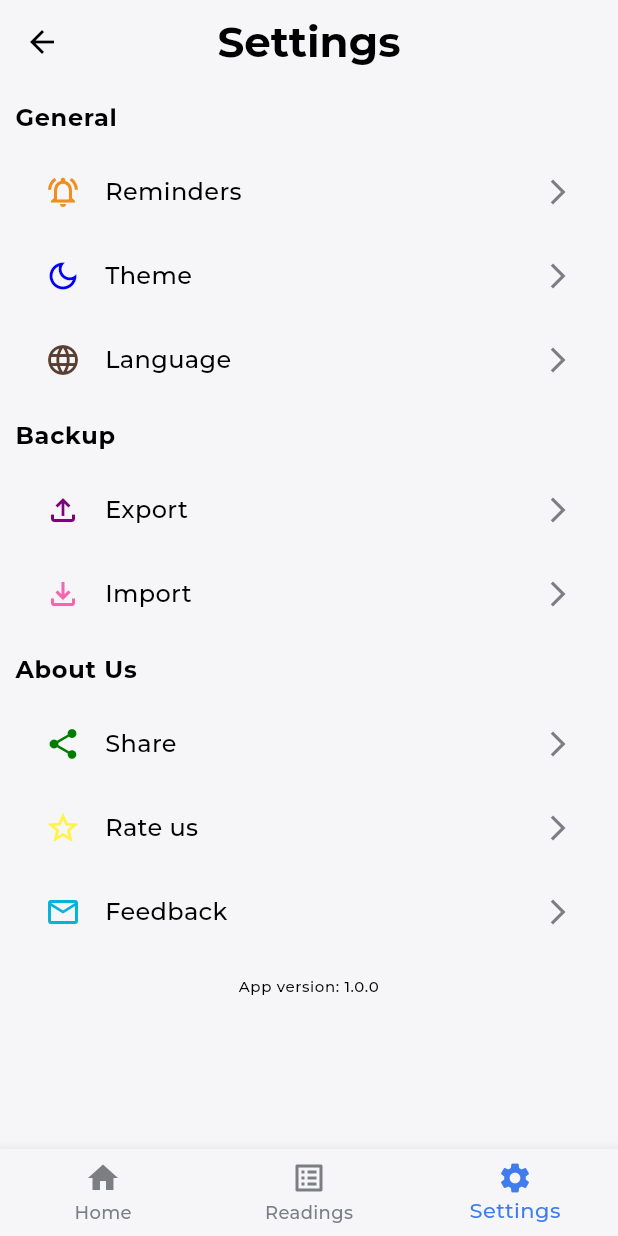
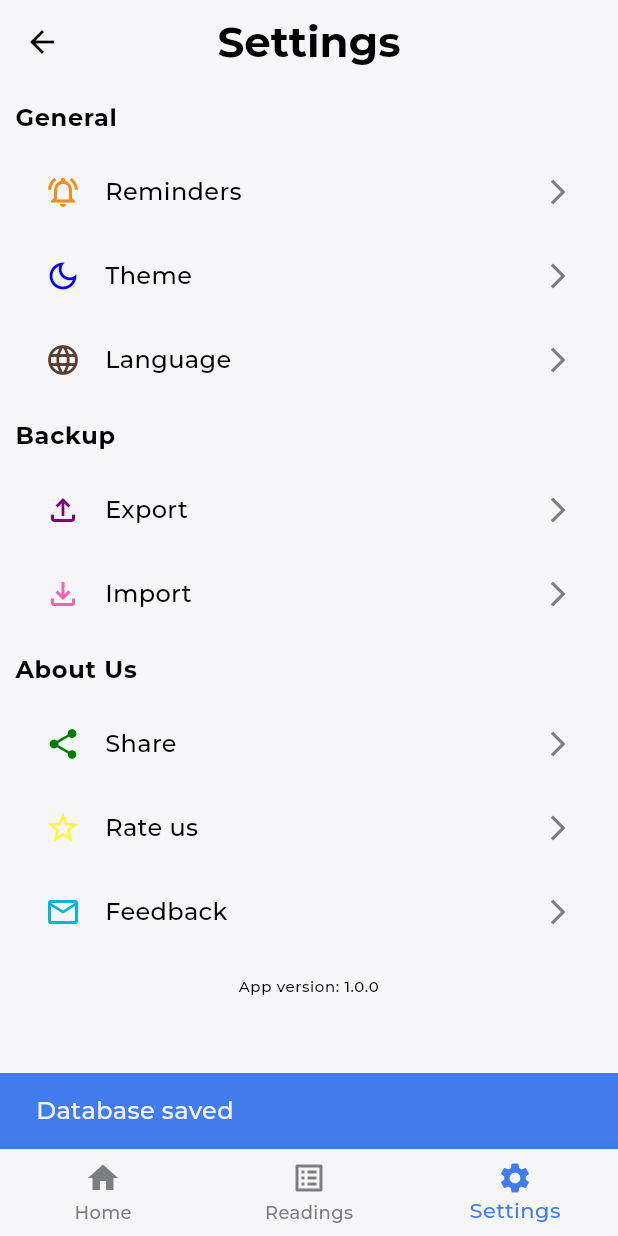
Before and after one commit to MishaArb/HomeInfo, a Flutter app: the SettingsScreen screen opened by its route, after a tap on "Export", on a phone screen of 412 x 824 dp. Run offline on Flutter 3.47's test engine with Material 3 defaults, Android fonts, the light colour scheme and no system bars; our stand-ins replace auto_route, bloc, equatable, file_picker, fl_chart, flutter_bloc and 7 more; missing offline and left inert: flutter_file_dialog; accounts and stored records are empty; generated files the repository leaves out were written again.

Commit message:
fit: implement backup and restore db

```diff
--- /dev/null
+++ b/lib/core/constants/app_message.dart
@@ -0,0 +1,6 @@
+class AppMessage {
+  static const String savedDB = "saved_db";
+  static const String restoredDB = "restored_db";
+  static const String errorTryLater = "error_try_later";
+  static const String fileIsNotDB = "file_is_not_db";
+}
--- a/lib/core/localizations/l10n/app_en.arb
+++ b/lib/core/localizations/l10n/app_en.arb
@@ -92,7 +92,10 @@
 
   "current_indicators_day_share" : "Current readings (day)",
   "current_indicators_half_pick_share" : "Current readings (half peak)",
-  "current_indicators_night_share" : "Current readings (night)"
+  "current_indicators_night_share" : "Current readings (night)",
 
-
+  "selected_file_is_not_database" : "The selected file is not a database",
+  "db_has_been_restored" : "The database has been restored",
+  "error_try_again_later" : "An error occurred. Try again later",
+  "db_saved" : "Database saved"
 }
--- a/lib/core/localizations/l10n/app_uk.arb
+++ b/lib/core/localizations/l10n/app_uk.arb
@@ -92,5 +92,10 @@
 
   "current_indicators_day_share" : "Поточні показники (день)",
   "current_indicators_half_pick_share" : "Поточні (напівпік)",
-  "current_indicators_night_share" : "Поточні показники (ніч)"
+  "current_indicators_night_share" : "Поточні показники (ніч)",
+
+  "selected_file_is_not_database" : "Вибраний файл не є базою даних",
+  "db_has_been_restored" : "Базу даних відновлено",
+  "error_try_again_later" : "Сталась помилка. Спробуйте пізніше",
+  "db_saved" : "Базу даних збережено"
 }
--- /dev/null
+++ b/lib/data/repository/backup_restore_db_repository_impl.dart
@@ -0,0 +1,73 @@
+import 'dart:io';
+
+import 'package:file_picker/file_picker.dart';
+import 'package:flutter_file_dialog/flutter_file_dialog.dart';
+import 'package:intl/intl.dart';
+import 'package:path/path.dart';
+import 'package:sqflite/sqflite.dart';
+
+import '../../core/constants/db_const.dart';
+import '../../core/constants/app_message.dart';
+import '../../core/request_result/request_result.dart';
+import '../../domain/repository/backup_restore_db_repository.dart';
+
+class BackupRestoreDBRepositoryImpl implements BackupRestoreDBRepository {
+  // Future<void> shareDB() async {
+  //   final dbPath = await getDatabasesPath();
+  //   if (dbPath != null) {
+  //     final result = await Share.shareXFiles([
+  //       XFile(dbPath),
+  //     ]);
+  // if (result.status == ShareResultStatus.success) {
+  //   print('Thank you for sharing the picture!');
+  // }
+  //   }
+  // }
+
+  @override
+  Future<RequestResult<String>> backupDB() async {
+    final databasesPath = await getDatabasesPath();
+    final dbPath = join(databasesPath, DbConst.nameDB);
+
+    final params = SaveFileDialogParams(
+        sourceFilePath: dbPath,
+        fileName:
+            'HomeInfo ${DateFormat('dd.MM.yyyy-kk:mm').format(DateTime.now())}.db');
+
+    final result = await FlutterFileDialog.saveFile(params: params);
+    if (result != null) {
+      return RequestSuccess(AppMessage.savedDB);
+    } else {
+      return RequestError(AppMessage.errorTryLater) ;
+    }
+  }
+
+  @override
+  Future<RequestResult<String>> restoreDB() async {
+    final databasesPath = await getDatabasesPath();
+    final dbPath = join(databasesPath, 'home_info_db');
+
+    FilePickerResult? result = await FilePicker.platform.pickFiles();
+
+    if (result != null) {
+      try {
+        File file = File(result.files.single.path!);
+        final isValid = await isValidDB(result);
+        if (!isValid) {
+          return RequestError(AppMessage.fileIsNotDB);
+        }
+        await deleteDatabase(dbPath);
+        await File(file.path).copy(dbPath);
+        return RequestSuccess(AppMessage.restoredDB);
+      } catch (e) {
+        return RequestError(e.toString());
+      }
+    } else {
+      return RequestError(AppMessage.errorTryLater);
+    }
+  }
+
+  Future<bool> isValidDB(FilePickerResult result) async {
+    return result.files.single.path!.endsWith('.db');
+  }
+}
--- /dev/null
+++ b/lib/domain/repository/backup_restore_db_repository.dart
@@ -0,0 +1,6 @@
+import 'package:home_info/core/request_result/request_result.dart';
+
+abstract interface class BackupRestoreDBRepository{
+  Future<RequestResult<void>> backupDB();
+  Future<RequestResult<void>> restoreDB();
+}
--- /dev/null
+++ b/lib/domain/usecase/backup_db_usercase.dart
@@ -0,0 +1,14 @@
+import '../../core/request_result/request_result.dart';
+import '../../core/usecase/usecase.dart';
+import '../repository/backup_restore_db_repository.dart';
+
+class BackupDBUseCase implements UseCase<void, Future<RequestResult<void>>> {
+  BackupDBUseCase(this._backupDB);
+  final BackupRestoreDBRepository  _backupDB;
+
+
+  @override
+  Future<RequestResult<void>> call({void params}) async {
+    return await _backupDB.backupDB();
+  }
+  }
--- /dev/null
+++ b/lib/domain/usecase/restore_db_usercase.dart
@@ -0,0 +1,14 @@
+import '../../core/request_result/request_result.dart';
+import '../../core/usecase/usecase.dart';
+import '../repository/backup_restore_db_repository.dart';
+
+class RestoreDbUserCase implements UseCase<void, Future<RequestResult<void>>> {
+  RestoreDbUserCase(this._restoreDB);
+  final BackupRestoreDBRepository  _restoreDB;
+
+
+  @override
+  Future<RequestResult<void>> call({void params}) async {
+    return await _restoreDB.restoreDB();
+  }
+}
--- a/lib/main.dart
+++ b/lib/main.dart
@@ -1,6 +1,7 @@
 import 'package:flutter/material.dart';
 import 'package:flutter_bloc/flutter_bloc.dart';
 import 'package:home_info/core/themes/app_theme.dart';
+import 'package:home_info/presentation/bloc/backup_restore_db/backup_restore_db_bloc.dart';
 import 'package:home_info/presentation/bloc/locale/locale_bloc.dart';
 import 'package:home_info/presentation/bloc/reading/new_reading/new_reading_bloc.dart';
 import 'package:home_info/presentation/bloc/reading/readings/readings_bloc.dart';
@@ -40,6 +41,9 @@ class HomeInfoApp extends StatelessWidget {
         BlocProvider<NewReadingBloc>(
           create: (context) => getIt<NewReadingBloc>(),
         ),
+        BlocProvider(
+          create: (context) => getIt<BackupRestoreDbBloc>(),
+        )
       ],
       child: Builder(
         builder: (context) {
--- /dev/null
+++ b/lib/presentation/bloc/backup_restore_db/backup_restore_db_bloc.dart
@@ -0,0 +1,56 @@
+import 'package:bloc/bloc.dart';
+import 'package:flutter/cupertino.dart';
+import 'package:flutter/material.dart';
+import 'package:flutter_gen/gen_l10n/app_localizations.dart';
+import 'package:home_info/core/request_result/request_result.dart';
+import 'package:home_info/domain/usecase/backup_db_usercase.dart';
+import 'package:meta/meta.dart';
+import '../../../core/constants/app_message.dart';
+import '../../../domain/usecase/restore_db_usercase.dart';
+
+part 'backup_restore_db_event.dart';
+
+part 'backup_restore_db_state.dart';
+
+class BackupRestoreDbBloc
+    extends Bloc<BackupRestoreDbEvent, BackupRestoreDbState> {
+  BackupRestoreDbBloc(this.restoreDbUserCase, this.backupDBUseCase)
+      : super(BackupRestoreDbInitial()) {
+    on<BackupDbEvent>(_onBackupDB);
+    on<RestoreDbEvent>(_onRestoreDB);
+  }
+
+  final RestoreDbUserCase restoreDbUserCase;
+  final BackupDBUseCase backupDBUseCase;
+
+  _onBackupDB(BackupDbEvent event, Emitter<BackupRestoreDbState> emit) async {
+    final requestResult = await backupDBUseCase();
+    if (requestResult is RequestSuccess  && event.cxt.mounted) {
+      emit(BackupDbSuccessState(AppLocalizations.of(event.cxt)!.db_saved));
+    } else if (requestResult is RequestError  && event.cxt.mounted) {
+      emit(
+        RestoreDbErrorState(
+          requestResult.errorMessage! == AppMessage.errorTryLater
+              ? AppLocalizations.of(event.cxt)!.error_try_again_later
+              : requestResult.errorMessage!,
+        ),
+      );
+    }
+  }
+
+  _onRestoreDB(RestoreDbEvent event, Emitter<BackupRestoreDbState> emit) async {
+    final requestResult = await restoreDbUserCase();
+    if (requestResult is RequestSuccess  && event.cxt.mounted) {
+      emit(
+        RestoreDbSuccessState(AppLocalizations.of(event.cxt)!.db_has_been_restored),
+      );
+    } else if (requestResult is RequestError && event.cxt.mounted) {
+      emit(
+        RestoreDbErrorState(
+            requestResult.errorMessage! == AppMessage.fileIsNotDB
+                ? AppLocalizations.of(event.cxt)!.selected_file_is_not_database
+                : AppLocalizations.of(event.cxt)!.error_try_again_later),
+      );
+    }
+  }
+}
--- /dev/null
+++ b/lib/presentation/bloc/backup_restore_db/backup_restore_db_event.dart
@@ -0,0 +1,15 @@
+
+part of 'backup_restore_db_bloc.dart';
+
+
+class BackupRestoreDbEvent {}
+
+class BackupDbEvent extends BackupRestoreDbEvent {
+  BackupDbEvent(this.cxt);
+  BuildContext cxt;
+}
+
+class RestoreDbEvent extends BackupRestoreDbEvent {
+  RestoreDbEvent(this.cxt);
+  BuildContext cxt;
+}
--- /dev/null
+++ b/lib/presentation/bloc/backup_restore_db/backup_restore_db_state.dart
@@ -0,0 +1,30 @@
+part of 'backup_restore_db_bloc.dart';
+
+@immutable
+sealed class BackupRestoreDbState {}
+
+final class BackupRestoreDbInitial extends BackupRestoreDbState {}
+
+final class RestoreDbSuccessState extends BackupRestoreDbState {
+  RestoreDbSuccessState(this.successMessage);
+
+  final String successMessage;
+}
+
+final class BackupDbSuccessState extends BackupRestoreDbState {
+  BackupDbSuccessState(this.successMessage);
+
+  final String successMessage;
+}
+
+final class RestoreDbErrorState extends BackupRestoreDbState {
+  RestoreDbErrorState(this.errorMessage);
+
+  final String errorMessage;
+}
+
+final class BackupDbErrorState extends BackupRestoreDbState {
+  BackupDbErrorState(this.errorMessage);
+
+  final String errorMessage;
+}
--- a/lib/presentation/pages/home/home_screen.dart
+++ b/lib/presentation/pages/home/home_screen.dart
@@ -11,6 +11,7 @@ import '../../../core/constants/asset_image.dart';
 import '../../../core/constants/app_colors.dart';
 import '../../../core/enum/reading_enum.dart';
 import '../../../injection_container.dart';
+import '../../bloc/backup_restore_db/backup_restore_db_bloc.dart';
 import '../../bloc/chart/chart_bloc.dart';
 import '../../bloc/reading/readings/readings_bloc.dart';
 import '../../bloc/reminder/reminders/reminders_bloc.dart';
@@ -18,6 +19,7 @@ import '../../bloc/theme/theme_bloc.dart';
 import '../../widgets/alert_dialog/delete_alert_dialog.dart';
 import '../../widgets/readings_item/readings_item.dart';
 import '../../widgets/reminder_item/reminder_item.dart';
+import '../../widgets/snack_bar/snack_bar.dart';
 
 part 'chart.dart';
 
@@ -29,11 +31,39 @@ class HomeScreen extends StatelessWidget {
   Widget build(BuildContext context) {
     return BlocProvider<ChartBloc>(
       create: (context) => getIt()..add(ChartInitEvent()),
-      child: BlocListener<ReadingsBloc, ReadingsState>(
+      child:MultiBlocListener(
+        listeners: [
+          BlocListener<ReadingsBloc, ReadingsState>(
             listenWhen: (previous, current) => current is ReadingsSuccessState,
             listener: (context, state) {
               BlocProvider.of<ChartBloc>(context).add(ChartInitEvent());
             },
+          ),
+          BlocListener<BackupRestoreDbBloc, BackupRestoreDbState>(
+            //  listenWhen: (previous, current) => current is RestoreDbSuccessState,
+            listener: (context, state) {
+              if(state is RestoreDbSuccessState){
+                BlocProvider.of<ReadingsBloc>(context).add(ReadingsFetchEvent());
+                BlocProvider.of<RemindersBloc>(context).add(RemindersFetchEvent());
+                ScaffoldMessenger.of(context).showSnackBar(
+                  buildSnackBar(state.successMessage, AppColors.blueE),
+                );
+              } else if(state is BackupDbSuccessState){
+                ScaffoldMessenger.of(context).showSnackBar(
+                  buildSnackBar(state.successMessage, AppColors.blueE),
+                );
+              } else if (state is RestoreDbErrorState) {
+                ScaffoldMessenger.of(context).showSnackBar(
+                  buildSnackBar(state.errorMessage, AppColors.red02),
+                );
+              } else if (state is BackupDbErrorState) {
+                ScaffoldMessenger.of(context).showSnackBar(
+                  buildSnackBar(state.errorMessage, AppColors.red02),
+                );
+              }
+            },
+          ),
+        ],
         child: Scaffold(
           appBar: AppBar(
             title: Text(
@@ -70,6 +100,8 @@ class HomeScreen extends StatelessWidget {
       ),
     );
   }
+
+
 }
 
 _buildPeriodSwitcher(BuildContext context) {
--- a/lib/presentation/pages/settings/settings_screen.dart
+++ b/lib/presentation/pages/settings/settings_screen.dart
@@ -1,7 +1,10 @@
 import 'package:flutter/material.dart';
+import 'package:flutter_bloc/flutter_bloc.dart';
 import 'package:home_info/core/constants/app_colors.dart';
 import 'package:auto_route/auto_route.dart';
 import 'package:flutter_gen/gen_l10n/app_localizations.dart';
+
+import '../../bloc/backup_restore_db/backup_restore_db_bloc.dart';
 @RoutePage()
 class SettingsScreen extends StatelessWidget {
   const SettingsScreen({super.key});
@@ -9,7 +12,8 @@ class SettingsScreen extends StatelessWidget {
   @override
   Widget build(BuildContext context) {
     return Scaffold(
-      appBar: AppBar(title: Text(AppLocalizations.of(context)!.settings_app_bar_title),
+      appBar: AppBar(
+        title: Text(AppLocalizations.of(context)!.settings_app_bar_title),
       ),
       body: const SettingsScreenView(),
     );
@@ -32,11 +36,16 @@ class _SettingsItemsListWidget extends StatelessWidget {
 
   @override
   Widget build(BuildContext context) {
-    return _buildSettingsItemList(context);
+    return BlocBuilder<BackupRestoreDbBloc, BackupRestoreDbState>(
+      builder: (context, state) {
+        final backupRestoreBloc = BlocProvider.of<BackupRestoreDbBloc>(context);
+        return _buildSettingsItemList(context, backupRestoreBloc);
+      },
+    );
   }
 }
 
-_buildSettingsItemList(BuildContext context) {
+_buildSettingsItemList(BuildContext context, var bloc) {
   return SingleChildScrollView(
     child: Column(
       crossAxisAlignment: CrossAxisAlignment.start,
@@ -67,26 +76,28 @@ _buildSettingsItemList(BuildContext context) {
         ),
         _buildSettingsSectionTitle(
             title: AppLocalizations.of(context)!.backup_screen_title,
-            context: context
-        ),
+            context: context),
         _buildSettingsItem(
           context: context,
           icon: Icons.file_upload_outlined,
           iconColor: AppColors.purple7D,
           title: AppLocalizations.of(context)!.export_button_inscription,
-          onTapAction: () {},
+          onTapAction: () {
+            bloc.add(BackupDbEvent(context));
+          },
         ),
         _buildSettingsItem(
           context: context,
           icon: Icons.file_download_outlined,
           iconColor: AppColors.pinkAF,
           title: AppLocalizations.of(context)!.import_button_inscription,
-          onTapAction: () {},
+          onTapAction: () {
+            bloc.add(RestoreDbEvent(context));
+          },
         ),
         _buildSettingsSectionTitle(
-           title: AppLocalizations.of(context)!.about_us_screen_title,
-            context: context
-        ),
+            title: AppLocalizations.of(context)!.about_us_screen_title,
+            context: context),
         _buildSettingsItem(
           context: context,
           icon: Icons.share,
@@ -120,10 +131,8 @@ _buildSettingsItemList(BuildContext context) {
   );
 }
 
-_buildSettingsSectionTitle({
-  required String title,
-  required BuildContext context
-}) {
+_buildSettingsSectionTitle(
+    {required String title, required BuildContext context}) {
   return Padding(
     padding: const EdgeInsets.symmetric(horizontal: 10, vertical: 10),
     child: Text(
--- /dev/null
+++ b/lib/presentation/widgets/snack_bar/snack_bar.dart
@@ -0,0 +1,8 @@
+import 'package:flutter/material.dart';
+
+SnackBar buildSnackBar(String message, Color bgrColor) {
+  return SnackBar(
+    content: Text(message),
+    backgroundColor: bgrColor,
+  );
+}
--- a/pubspec.yaml
+++ b/pubspec.yaml
@@ -27,6 +27,9 @@ dependencies:
   timezone: 0.9.2
   share_plus: 7.2.2
   fl_chart: 0.66.2
+  path_provider: 2.1.3
+  flutter_file_dialog: 3.0.2
+  file_picker: 8.0.6
 
 
 
```
Also changed, not shown: lib/core/constants/db_const.dart (added, +8 -0 lines), lib/injection_container.dart (+11 -1 lines), pubspec.lock. Lines whose indentation alone changed are shown as unchanged.
